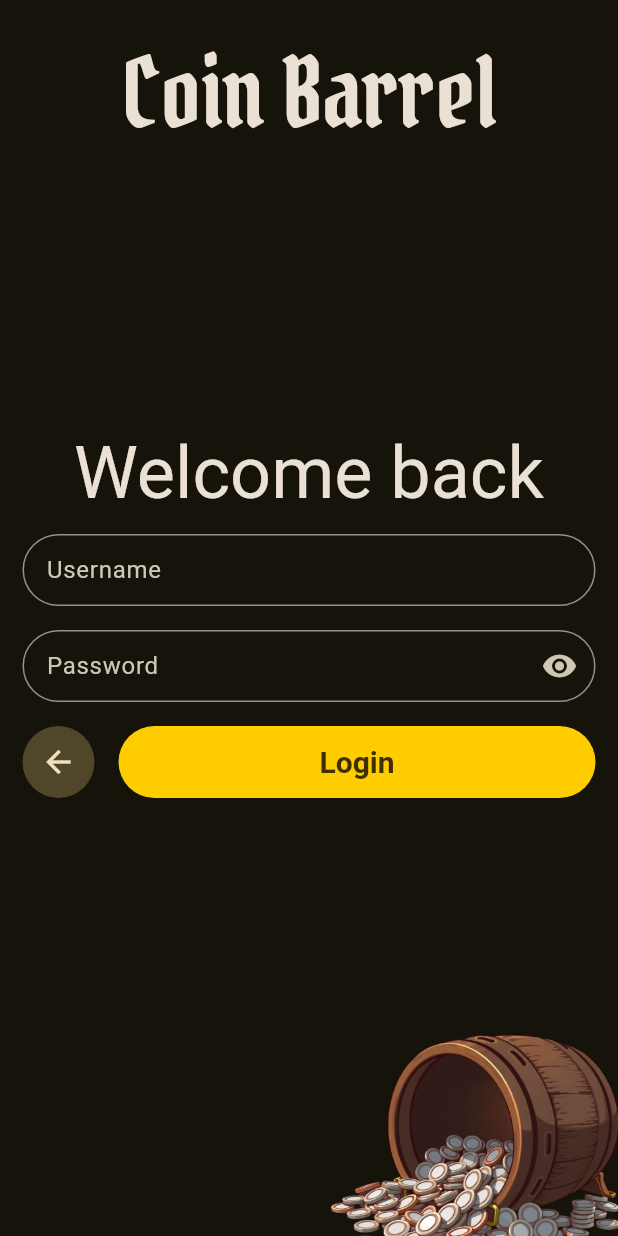
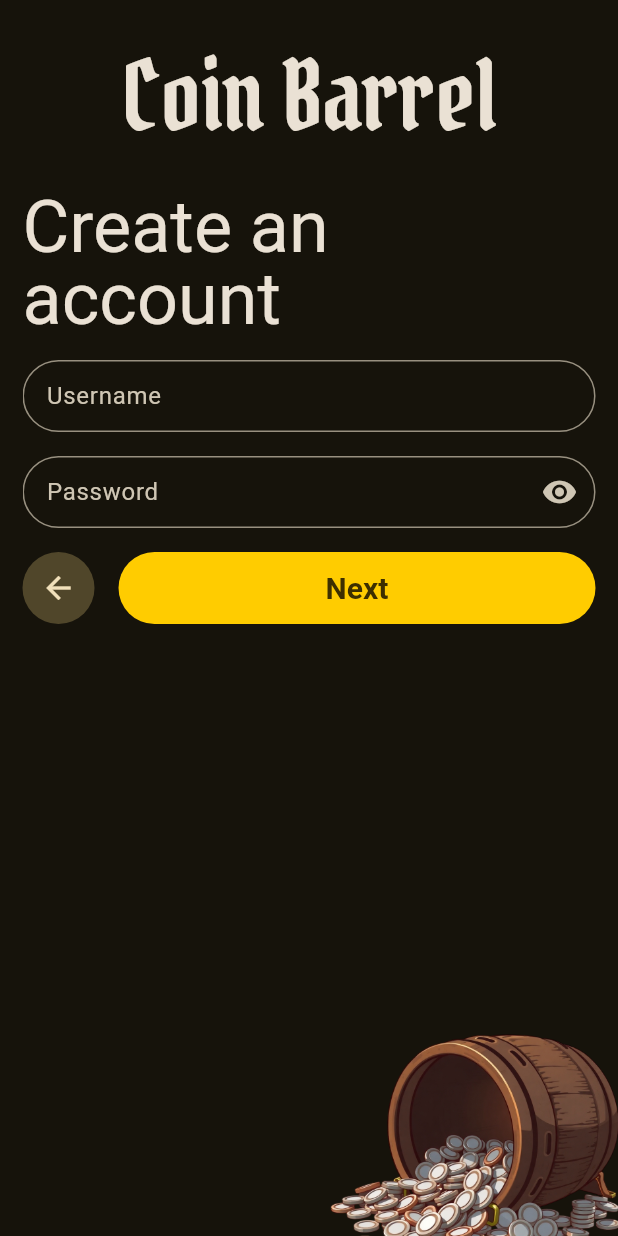
Before and after one commit to Zoli06/coin_barrel, a Flutter app: the screen it shows after launch, on a phone screen of 412 x 824 dp. Run offline on Flutter 3.47's test engine with Material 3 defaults, Android fonts, the phone set to English and light mode, and no system bars; drawn by our look-alikes of expandable_page_view; our stand-ins replace gap.

Commit message:
Refactor & register page design

```diff
--- a/lib/main.dart
+++ b/lib/main.dart
@@ -1,4 +1,4 @@
-import 'package:coin_barrel/pages/login.dart';
+import 'package:coin_barrel/pages/register.dart';
 import 'package:coin_barrel/styles/themes.dart';
 import 'package:flutter/material.dart';
 
@@ -9,18 +9,13 @@ void main() {
 class MyApp extends StatelessWidget {
   const MyApp({super.key});
 
-  // This widget is the root of your application.
   @override
   Widget build(BuildContext context) {
     return MaterialApp(
-        home: Scaffold(
-          body: SafeArea(
-              child: Center(
-                  child: ConstrainedBox(
-            constraints: BoxConstraints(maxWidth: 600),
-            child: LoginForm(),
-          ))),
-          // backgroundColor: MyColors.background,
+        home: SafeArea(
+          child: Scaffold(
+            body: RegisterForm(),
+          ),
         ),
         theme: mainTheme);
   }
--- a/lib/pages/login.dart
+++ b/lib/pages/login.dart
@@ -1,11 +1,11 @@
+import 'package:coin_barrel/widgets/my_content_wrapper.dart';
+import 'package:coin_barrel/widgets/my_step_buttons.dart';
 import 'package:coin_barrel/widgets/my_text_field.dart';
 import 'package:coin_barrel/widgets/my_height.dart';
 import 'package:coin_barrel/widgets/my_gap.dart';
 import 'package:flutter/material.dart';
 
 class LoginForm extends StatefulWidget {
-  static const elementsHeight = 56;
-
   const LoginForm({super.key});
 
   @override
@@ -27,18 +27,14 @@ class _LoginFormState extends State<LoginForm> {
 
   @override
   Widget build(BuildContext context) {
-    return Stack(children: [
-      Padding(
-          padding: const EdgeInsets.symmetric(vertical: 30, horizontal: 15),
-          child: Stack(
+    return MyContentWrapper(
+        showMascot: true,
+        child: Column(
+          mainAxisAlignment: MainAxisAlignment.start,
           children: [
-              Align(
-                  alignment: Alignment.topCenter,
-                  child: Text("Coin Barrel",
-                      style: Theme.of(context).textTheme.displayMedium)),
-              Column(
-                mainAxisAlignment: MainAxisAlignment.center,
-                children: [
+            Text("Coin Barrel",
+                style: Theme.of(context).textTheme.displayMedium),
+            MyGap(multiplier: 2),
             Text("Welcome back",
                 style: Theme.of(context).textTheme.headlineMedium),
             MyGap(),
@@ -64,36 +60,8 @@ class _LoginFormState extends State<LoginForm> {
               ),
             ),
             MyGap(),
-                  Row(
-                    children: [
-                      MyHeight(
-                          child: AspectRatio(
-                              aspectRatio: 1,
-                              child: IconButton.filledTonal(
-                                icon: const Icon(Icons.arrow_back),
-                                onPressed: () => {},
-                              ))),
-                      MyGap(),
-                      Expanded(
-                          child: MyHeight(
-                        child: FilledButton(
-                          child: Text("Login"),
-                          onPressed: () => {},
-                        ),
-                      ))
+            MyStepButtons(primaryText: Text("Login"))
           ],
-                  )
-                ],
-              ),
-            ],
-          )),
-      Positioned(
-        right: -25,
-        bottom: -50,
-        height: 225,
-        width: 225,
-        child: Image.asset("assets/barrel.png"),
-      )
-    ]);
+        ));
   }
 }
--- /dev/null
+++ b/lib/pages/register.dart
@@ -0,0 +1,116 @@
+import 'package:coin_barrel/widgets/my_content_wrapper.dart';
+import 'package:coin_barrel/widgets/my_step_buttons.dart';
+import 'package:coin_barrel/widgets/my_text_field.dart';
+import 'package:coin_barrel/widgets/my_height.dart';
+import 'package:coin_barrel/widgets/my_gap.dart';
+import 'package:expandable_page_view/expandable_page_view.dart';
+import 'package:flutter/material.dart';
+
+class RegisterForm extends StatefulWidget {
+  const RegisterForm({super.key});
+
+  @override
+  State<RegisterForm> createState() => _RegisterFormState();
+}
+
+class _RegisterFormState extends State<RegisterForm> {
+  final usernameController = TextEditingController();
+  final passwordController = TextEditingController();
+
+  final PageController pageViewController = PageController();
+
+  var _obscurePassword = true;
+  var _activePageIndex = 0;
+
+  @override
+  void dispose() {
+    usernameController.dispose();
+    passwordController.dispose();
+    super.dispose();
+  }
+
+  @override
+  Widget build(BuildContext context) {
+    final List<Widget> pages = [
+      Column(children: [
+        MyHeight(
+            child: MyTextField(
+          hintText: "Username",
+          controller: usernameController,
+          expandsVertically: true,
+        )),
+        MyGap(),
+        MyHeight(
+            child: MyTextField(
+          hintText: "Password",
+          controller: passwordController,
+          obscureText: _obscurePassword,
+          onToggleObscure: () {
+            setState(() {
+              _obscurePassword = !_obscurePassword;
+            });
+          },
+          showToggleObscure: true,
+          expandsVertically: true,
+        )),
+      ]),
+      Column(children: [
+        MyHeight(
+            child: MyTextField(
+          hintText: "Email",
+          expandsVertically: true,
+        )),
+        MyGap(),
+        MyHeight(
+            child: MyTextField(
+          hintText: "Phone number",
+          expandsVertically: true,
+        )),
+        MyGap(),
+        MyHeight(
+            child: MyTextField(
+          hintText: "Address",
+          expandsVertically: true,
+        )),
+      ]),
+    ];
+
+    return MyContentWrapper(
+        showMascot: true,
+        child: Column(
+            mainAxisSize: MainAxisSize.min,
+            mainAxisAlignment: MainAxisAlignment.start,
+            children: [
+              Text("Coin Barrel",
+                  style: Theme.of(context).textTheme.displayMedium),
+              MyGap(multiplier: 2),
+              Text("Create an account",
+                  style: Theme.of(context).textTheme.headlineMedium),
+              MyGap(),
+              ExpandablePageView(
+                  controller: pageViewController,
+                  physics: const NeverScrollableScrollPhysics(),
+                  onPageChanged: (index) {
+                    setState(() {
+                      _activePageIndex = index;
+                    });
+                  },
+                  children: pages),
+              MyGap(),
+              MyStepButtons(
+                  primaryText: _activePageIndex == pages.length - 1
+                      ? const Text("Register")
+                      : const Text("Next"),
+                  onPressBack: () {
+                    pageViewController.previousPage(
+                        duration: const Duration(milliseconds: 300),
+                        curve: Curves.easeInOut);
+                  },
+                  onPressPrimary: () {
+                    pageViewController.nextPage(
+                        duration: const Duration(milliseconds: 300),
+                        curve: Curves.easeInOut);
+                  })
+            ]));
+  }
+}
--- /dev/null
+++ b/lib/widgets/my_content_wrapper.dart
@@ -0,0 +1,32 @@
+import 'package:flutter/material.dart';
+
+class MyContentWrapper extends StatelessWidget {
+  final Widget child;
+  final bool showMascot;
+
+  const MyContentWrapper(
+      {super.key, required this.child, this.showMascot = false});
+
+  @override
+  Widget build(BuildContext context) {
+    return Center(
+        child: ConstrainedBox(
+            constraints: BoxConstraints(
+                maxWidth: 600, minHeight: MediaQuery.of(context).size.height),
+            child: Stack(children: [
+              Padding(
+                padding:
+                    const EdgeInsets.symmetric(vertical: 32, horizontal: 15),
+                child: child,
+              ),
+              if (showMascot)
+                Positioned(
+                  right: -25,
+                  bottom: -50,
+                  height: 225,
+                  width: 225,
+                  child: Image.asset("assets/barrel.png"),
+                )
+            ])));
+  }
+}
--- a/lib/widgets/my_gap.dart
+++ b/lib/widgets/my_gap.dart
@@ -2,10 +2,12 @@ import 'package:flutter/material.dart';
 import 'package:gap/gap.dart';
 
 class MyGap extends StatelessWidget {
-  const MyGap({super.key});
+  final double multiplier;
+
+  const MyGap({super.key, this.multiplier = 1});
 
   @override
   Widget build(BuildContext context) {
-    return const Gap(16);
+    return Gap(16 * multiplier);
   }
 }
--- /dev/null
+++ b/lib/widgets/my_step_buttons.dart
@@ -0,0 +1,39 @@
+import 'package:flutter/material.dart';
+
+import 'my_gap.dart';
+import 'my_height.dart';
+
+class MyStepButtons extends StatelessWidget {
+  final Text primaryText;
+  final void Function()? onPressBack;
+  final void Function()? onPressPrimary;
+
+  const MyStepButtons(
+      {super.key,
+      required this.primaryText,
+      this.onPressBack,
+      this.onPressPrimary});
+
+  @override
+  Widget build(BuildContext context) {
+    return Row(
+      children: [
+        MyHeight(
+            child: AspectRatio(
+                aspectRatio: 1,
+                child: IconButton.filledTonal(
+                  icon: const Icon(Icons.arrow_back),
+                  onPressed: onPressBack ?? () => {}
+                ))),
+        MyGap(),
+        Expanded(
+            child: MyHeight(
+          child: FilledButton(
+            onPressed: onPressPrimary ?? () => {},
+            child: primaryText,
+          ),
+        ))
+      ],
+    );
+  }
+}
--- a/pubspec.yaml
+++ b/pubspec.yaml
@@ -36,6 +36,7 @@ dependencies:
   cupertino_icons: ^1.0.8
   flutter_svg: ^2.0.17
   gap: ^3.0.1
+  expandable_page_view: ^1.0.17
 
 dev_dependencies:
   flutter_test:
```
Also changed, not shown: pubspec.lock, 1 other file. Lines whose indentation alone changed are shown as unchanged.
